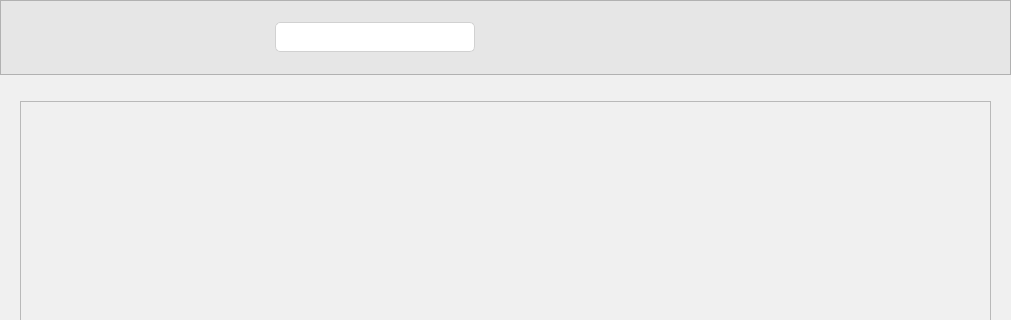
Qt form assets/ui/datasets.ui (jfnavarro/st_viewer) before a commit; both pictures show x 0 to 1011 and y 0 to 320 of the 1011 by 715 pixel window.
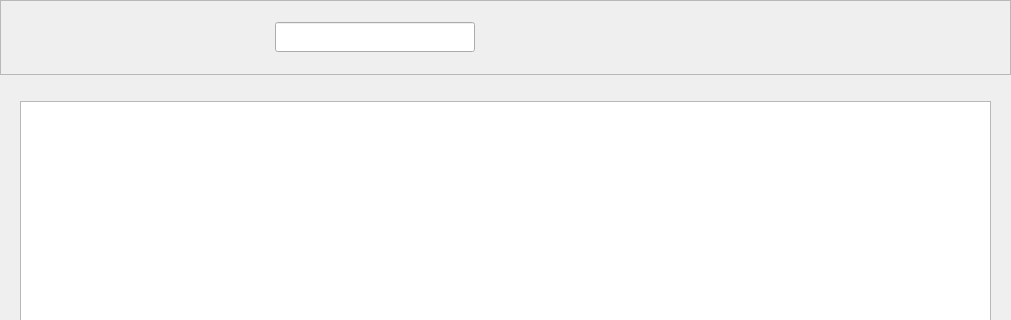
The same form after that commit. Icons and pictures are not drawn. Custom widgets are drawn as their Qt base class.

```diff
--- a/assets/ui/datasets.ui
+++ b/assets/ui/datasets.ui
@@ -26,7 +26,7 @@
    <string>Datasets</string>
   </property>
   <property name="styleSheet">
-   <string notr="true">background-color : rgb(240, 240, 240)</string>
+   <string notr="true"/>
   </property>
   <layout class="QVBoxLayout" name="verticalLayout">
    <property name="leftMargin">
@@ -44,7 +44,7 @@
    <item>
     <widget class="QWidget" name="widget" native="true">
      <property name="styleSheet">
-      <string notr="true">background-color: rgb(240, 240, 240)</string>
+      <string notr="true"/>
      </property>
      <layout class="QVBoxLayout" name="verticalLayout_2">
       <property name="leftMargin">
@@ -80,8 +80,7 @@
          </size>
         </property>
         <property name="styleSheet">
-         <string notr="true">background-color:rgb(230,230,230);
-border-color: rgb(206,202,202);</string>
+         <string notr="true"/>
         </property>
         <property name="frameShape">
          <enum>QFrame::StyledPanel</enum>
@@ -225,10 +224,7 @@
             <bool>false</bool>
            </property>
            <property name="styleSheet">
-            <string notr="true">border: 1px solid rgb(209, 209, 209); 
-border-radius: 5px; 
-background-color: rgb(255, 255, 255); 
-selection-background-color: darkgray;</string>
+            <string notr="true"/>
            </property>
            <property name="clearButtonEnabled">
             <bool>true</bool>
```
Left out of the diff: 20 changed lines with no effect on the pictures.
